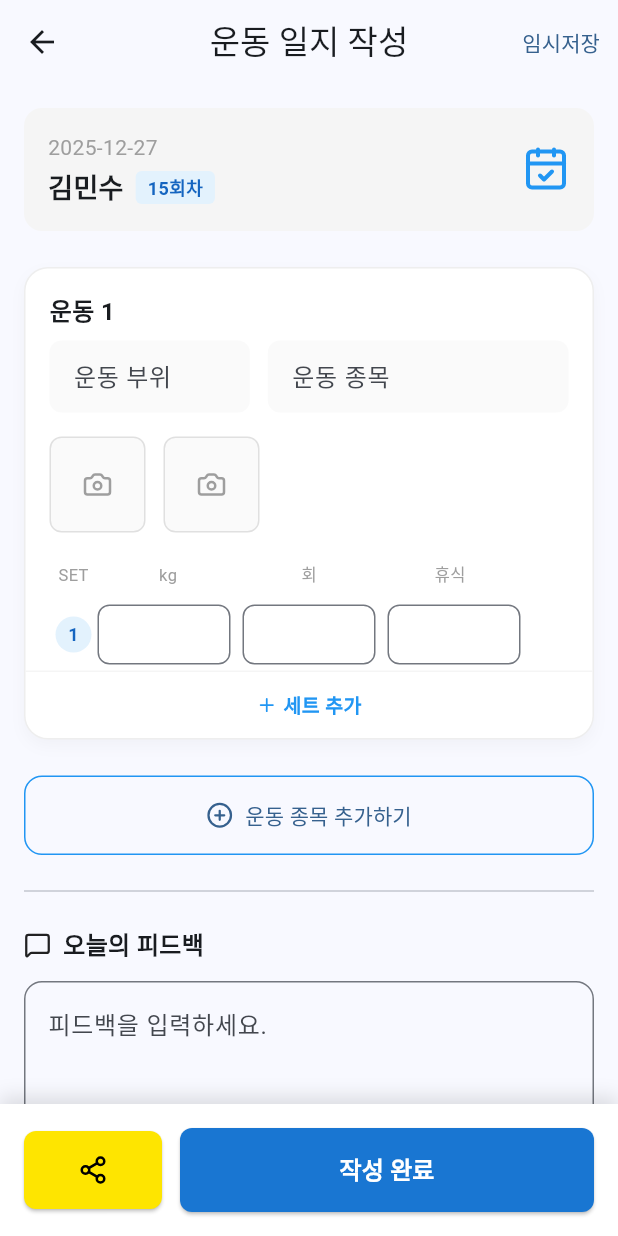
After one commit to shkch02/ptlog, a Flutter app: the SessionLogScreen screen opened directly with sample values from the repository, on a phone screen of 412 x 824 dp. The commit adds this screen. Run offline on Flutter 3.47's test engine with Material 3 defaults, Android fonts, the phone set to English and light mode, and no system bars; our stand-ins replace lucide_icons, table_calendar.

```diff
--- a/lib/data/mock_data.dart
+++ b/lib/data/mock_data.dart
@@ -386,8 +386,8 @@ List<Schedule> mockSchedules = [
     memberId: '2',
     memberName: '이영희',
     date: DateTime.now().toString().split(' ')[0], // 오늘
-    startTime: '02:00',
-    endTime: '03:00',
+    startTime: '04:00',
+    endTime: '05:00',
     notes: '하체 비만 관리',
     reminder: '1시간 전 알림',
   ),
--- a/lib/models/index.dart
+++ b/lib/models/index.dart
@@ -94,7 +94,6 @@ class WorkoutLog {
   });
 }
 
-// lib/models/index.dart 파일 맨 아래에 추가
 
 class PaymentLog {
   final String id;
--- /dev/null
+++ b/lib/models/session_form.dart
@@ -0,0 +1,13 @@
+// lib/models/session_form.dart
+
+class ExerciseForm {
+  String name = '';
+  String targetPart = '';
+  List<SetForm> sets = [SetForm()];
+}
+
+class SetForm {
+  String weight = '';
+  String reps = '';
+  String rest = '';
+}
--- /dev/null
+++ b/lib/screens/session_log_screen.dart
@@ -0,0 +1,152 @@
+// lib/screens/session_log_screen.dart
+
+import 'package:flutter/material.dart';
+import 'package:lucide_icons/lucide_icons.dart';
+import '../models/index.dart'; // Schedule
+import '../models/session_form.dart'; // 모델 import
+import '../widgets/session_log_widgets.dart'; // 분리한 위젯 import
+
+class SessionLogScreen extends StatefulWidget {
+  final Schedule schedule;
+
+  const SessionLogScreen({super.key, required this.schedule});
+
+  @override
+  State<SessionLogScreen> createState() => _SessionLogScreenState();
+}
+
+class _SessionLogScreenState extends State<SessionLogScreen> {
+  final List<ExerciseForm> _exercises = [ExerciseForm()];
+  final TextEditingController _feedbackController = TextEditingController();
+  final TextEditingController _memoController = TextEditingController();
+
+  @override
+  void dispose() {
+    _feedbackController.dispose();
+    _memoController.dispose();
+    super.dispose();
+  }
+
+  @override
+  Widget build(BuildContext context) {
+    return Scaffold(
+      appBar: AppBar(
+        title: const Text('운동 일지 작성'),
+        centerTitle: true,
+        actions: [
+          TextButton(
+            onPressed: () {
+              ScaffoldMessenger.of(context).showSnackBar(const SnackBar(content: Text('임시 저장되었습니다.')));
+            },
+            child: const Text('임시저장', style: TextStyle(fontSize: 14)),
+          ),
+        ],
+      ),
+      body: SingleChildScrollView(
+        padding: const EdgeInsets.all(16.0),
+        child: Column(
+          children: [
+            // 1. 헤더
+            SessionLogHeader(schedule: widget.schedule),
+            const SizedBox(height: 24),
+
+            // 2. 운동 목록
+            ListView.separated(
+              physics: const NeverScrollableScrollPhysics(),
+              shrinkWrap: true,
+              itemCount: _exercises.length,
+              separatorBuilder: (context, index) => const SizedBox(height: 24),
+              itemBuilder: (context, index) {
+                return ExerciseCard(
+                  index: index,
+                  exercise: _exercises[index],
+                  showRemoveButton: _exercises.length > 1,
+                  onRemove: () => setState(() => _exercises.removeAt(index)),
+                  onAddSet: () => setState(() => _exercises[index].sets.add(SetForm())),
+                  onRemoveSet: (setIndex) => setState(() => _exercises[index].sets.removeAt(setIndex)),
+                );
+              },
+            ),
+            const SizedBox(height: 24),
+
+            // 3. 운동 추가 버튼
+            SizedBox(
+              width: double.infinity,
+              child: OutlinedButton.icon(
+                onPressed: () => setState(() => _exercises.add(ExerciseForm())),
+                icon: const Icon(LucideIcons.plusCircle),
+                label: const Text('운동 종목 추가하기'),
+                style: OutlinedButton.styleFrom(
+                  padding: const EdgeInsets.symmetric(vertical: 16),
+                  side: const BorderSide(color: Colors.blue),
+                  shape: RoundedRectangleBorder(borderRadius: BorderRadius.circular(12)),
+                ),
+              ),
+            ),
+            const Divider(height: 48, thickness: 1),
+
+            // 4. 입력 섹션
+            SessionTextInput(
+              title: '오늘의 피드백',
+              icon: LucideIcons.messageSquare,
+              hintText: '피드백을 입력하세요.',
+              controller: _feedbackController,
+            ),
+            const SizedBox(height: 24),
+            SessionTextInput(
+              title: '메모 / 과제',
+              icon: LucideIcons.stickyNote,
+              hintText: '회원님에게 전달할 내용을 입력하세요.',
+              controller: _memoController,
+              maxLines: 2,
+            ),
+            const SizedBox(height: 100),
+          ],
+        ),
+      ),
+      bottomNavigationBar: _buildBottomActions(context),
+    );
+  }
+
+  Widget _buildBottomActions(BuildContext context) {
+    return Container(
+      padding: const EdgeInsets.all(16),
+      decoration: BoxDecoration(
+        color: Colors.white,
+        boxShadow: [BoxShadow(color: Colors.black12, blurRadius: 10, offset: const Offset(0, -5))],
+      ),
+      child: SafeArea(
+        child: Row(
+          children: [
+            Expanded(
+              flex: 1,
+              child: ElevatedButton(
+                onPressed: () {},
+                style: ElevatedButton.styleFrom(
+                  backgroundColor: const Color(0xFFFEE500),
+                  foregroundColor: Colors.black,
+                  padding: const EdgeInsets.symmetric(vertical: 16),
+                  shape: RoundedRectangleBorder(borderRadius: BorderRadius.circular(8)),
+                ),
+                child: const Icon(LucideIcons.share2, size: 20),
+              ),
+            ),
+            const SizedBox(width: 12),
+            Expanded(
+              flex: 3,
+              child: ElevatedButton(
+                onPressed: () => Navigator.pop(context),
+                style: ElevatedButton.styleFrom(
+                  backgroundColor: Colors.blue[700],
+                  padding: const EdgeInsets.symmetric(vertical: 16),
+                  shape: RoundedRectangleBorder(borderRadius: BorderRadius.circular(8)),
+                ),
+                child: const Text('작성 완료', style: TextStyle(color: Colors.white, fontSize: 16, fontWeight: FontWeight.bold)),
+              ),
+            ),
+          ],
+        ),
+      ),
+    );
+  }
+}
--- a/lib/widgets/member_detail_dialog.dart
+++ b/lib/widgets/member_detail_dialog.dart
@@ -202,13 +202,13 @@ class _MemberDetailDialogState extends State<MemberDetailDialog> with SingleTick
                 ),
               ),
 
-              // 보고서 버튼
+              // 운동기록 버튼
               OutlinedButton.icon(
                 onPressed: () {
                   ScaffoldMessenger.of(context).showSnackBar(const SnackBar(content: Text('보고서 기능 준비중')));
                 },
                 icon: Icon(LucideIcons.fileText, size: 14, color: isPast ? Colors.grey[600] : Colors.blue),
-                label: Text('보고서', style: TextStyle(fontSize: 12, color: isPast ? Colors.grey[600] : Colors.blue)),
+                label: Text('운동기록', style: TextStyle(fontSize: 12, color: isPast ? Colors.grey[600] : Colors.blue)),
                 style: OutlinedButton.styleFrom(
                   padding: const EdgeInsets.symmetric(horizontal: 12, vertical: 0),
                   minimumSize: const Size(0, 32),
--- /dev/null
+++ b/lib/widgets/session_log_widgets.dart
@@ -0,0 +1,326 @@
+// lib/widgets/session_log_widgets.dart
+
+import 'package:flutter/material.dart';
+import 'package:lucide_icons/lucide_icons.dart';
+import '../models/index.dart'; // Schedule
+import '../models/session_form.dart'; // ExerciseForm, SetForm
+
+// 1. 헤더 위젯
+class SessionLogHeader extends StatelessWidget {
+  final Schedule schedule;
+
+  const SessionLogHeader({super.key, required this.schedule});
+
+  @override
+  Widget build(BuildContext context) {
+    return Container(
+      padding: const EdgeInsets.all(16),
+      decoration: BoxDecoration(
+        color: Colors.grey[100],
+        borderRadius: BorderRadius.circular(12),
+      ),
+      child: Row(
+        mainAxisAlignment: MainAxisAlignment.spaceBetween,
+        children: [
+          Column(
+            crossAxisAlignment: CrossAxisAlignment.start,
+            children: [
+              Text(schedule.date, style: const TextStyle(fontSize: 14, color: Colors.grey)),
+              const SizedBox(height: 4),
+              Row(
+                children: [
+                  Text(schedule.memberName, style: const TextStyle(fontSize: 18, fontWeight: FontWeight.bold)),
+                  const SizedBox(width: 8),
+                  Container(
+                    padding: const EdgeInsets.symmetric(horizontal: 8, vertical: 2),
+                    decoration: BoxDecoration(
+                      color: Colors.blue[50],
+                      borderRadius: BorderRadius.circular(4),
+                    ),
+                    child: Text('15회차', style: TextStyle(fontSize: 12, color: Colors.blue[800], fontWeight: FontWeight.bold)),
+                  ),
+                ],
+              ),
+            ],
+          ),
+          const Icon(LucideIcons.calendarCheck, size: 32, color: Colors.blue),
+        ],
+      ),
+    );
+  }
+}
+
+// 2. 운동 카드 위젯
+class ExerciseCard extends StatelessWidget {
+  final int index;
+  final ExerciseForm exercise;
+  final VoidCallback onRemove;
+  final VoidCallback onAddSet;
+  final Function(int) onRemoveSet;
+  final bool showRemoveButton; // 최소 1개일 때 삭제 버튼 숨김용
+
+  const ExerciseCard({
+    super.key,
+    required this.index,
+    required this.exercise,
+    required this.onRemove,
+    required this.onAddSet,
+    required this.onRemoveSet,
+    this.showRemoveButton = true,
+  });
+
+  @override
+  Widget build(BuildContext context) {
+    return Container(
+      decoration: BoxDecoration(
+        color: Colors.white,
+        borderRadius: BorderRadius.circular(16),
+        border: Border.all(color: Colors.grey[200]!),
+        boxShadow: [
+          BoxShadow(color: Colors.black.withOpacity(0.03), blurRadius: 8, offset: const Offset(0, 4))
+        ],
+      ),
+      child: Column(
+        children: [
+          // 상단: 타이틀 + 삭제 버튼
+          Padding(
+            padding: const EdgeInsets.fromLTRB(16, 16, 8, 0),
+            child: Row(
+              mainAxisAlignment: MainAxisAlignment.spaceBetween,
+              children: [
+                Text('운동 ${index + 1}', style: const TextStyle(fontWeight: FontWeight.bold, fontSize: 16)),
+                if (showRemoveButton)
+                  IconButton(
+                    icon: const Icon(LucideIcons.trash2, size: 18, color: Colors.red),
+                    onPressed: onRemove,
+                    visualDensity: VisualDensity.compact,
+                  ),
+              ],
+            ),
+          ),
+
+          // 운동 정보 입력
+          Padding(
+            padding: const EdgeInsets.symmetric(horizontal: 16, vertical: 8),
+            child: Row(
+              children: [
+                Expanded(
+                  flex: 2,
+                  child: _SimpleTextField(label: '운동 부위', hint: '등', onChanged: (v) => exercise.targetPart = v),
+                ),
+                const SizedBox(width: 12),
+                Expanded(
+                  flex: 3,
+                  child: _SimpleTextField(label: '운동 종목', hint: '랫 풀 다운', onChanged: (v) => exercise.name = v),
+                ),
+              ],
+            ),
+          ),
+
+          // 사진 슬롯
+          Padding(
+            padding: const EdgeInsets.symmetric(horizontal: 16, vertical: 8),
+            child: Row(
+              children: const [
+                _PhotoSlot(),
+                SizedBox(width: 12),
+                _PhotoSlot(),
+              ],
+            ),
+          ),
+
+          const SizedBox(height: 12),
+
+          // 세트 헤더
+          Padding(
+            padding: const EdgeInsets.symmetric(horizontal: 16),
+            child: Row(
+              children: const [
+                SizedBox(width: 32, child: Center(child: Text('SET', style: TextStyle(fontSize: 11, color: Colors.grey)))),
+                Expanded(child: Center(child: Text('kg', style: TextStyle(fontSize: 11, color: Colors.grey)))),
+                Expanded(child: Center(child: Text('회', style: TextStyle(fontSize: 11, color: Colors.grey)))),
+                Expanded(child: Center(child: Text('휴식', style: TextStyle(fontSize: 11, color: Colors.grey)))),
+                SizedBox(width: 32),
+              ],
+            ),
+          ),
+          const SizedBox(height: 8),
+
+          // 세트 리스트
+          ...exercise.sets.asMap().entries.map((entry) {
+            return _SetRow(
+              index: entry.key,
+              onRemove: () => onRemoveSet(entry.key),
+              showRemoveButton: exercise.sets.length > 1,
+            );
+          }).toList(),
+
+          // 세트 추가 버튼
+          InkWell(
+            onTap: onAddSet,
+            child: Container(
+              width: double.infinity,
+              padding: const EdgeInsets.symmetric(vertical: 12),
+              decoration: BoxDecoration(border: Border(top: BorderSide(color: Colors.grey[100]!))),
+              child: Row(
+                mainAxisAlignment: MainAxisAlignment.center,
+                children: const [
+                  Icon(LucideIcons.plus, size: 14, color: Colors.blue),
+                  SizedBox(width: 4),
+                  Text('세트 추가', style: TextStyle(color: Colors.blue, fontWeight: FontWeight.bold, fontSize: 13)),
+                ],
+              ),
+            ),
+          ),
+        ],
+      ),
+    );
+  }
+}
+
+// 3. 피드백 및 메모 입력 위젯
+class SessionTextInput extends StatelessWidget {
+  final String title;
+  final IconData icon;
+  final String hintText;
+  final TextEditingController controller;
+  final int maxLines;
+
+  const SessionTextInput({
+    super.key,
+    required this.title,
+    required this.icon,
+    required this.hintText,
+    required this.controller,
+    this.maxLines = 3,
+  });
+
+  @override
+  Widget build(BuildContext context) {
+    return Column(
+      crossAxisAlignment: CrossAxisAlignment.start,
+      children: [
+        Row(children: [
+          Icon(icon, size: 18),
+          const SizedBox(width: 8),
+          Text(title, style: const TextStyle(fontSize: 16, fontWeight: FontWeight.bold))
+        ]),
+        const SizedBox(height: 12),
+        TextField(
+          controller: controller,
+          maxLines: maxLines,
+          decoration: InputDecoration(
+            hintText: hintText,
+            border: OutlineInputBorder(borderRadius: BorderRadius.circular(12)),
+          ),
+        ),
+      ],
+    );
+  }
+}
+
+// --- 내부 사용 작은 위젯들 (Private) ---
+
+class _SimpleTextField extends StatelessWidget {
+  final String label;
+  final String hint;
+  final Function(String) onChanged;
+
+  const _SimpleTextField({required this.label, required this.hint, required this.onChanged});
+
+  @override
+  Widget build(BuildContext context) {
+    return TextField(
+      onChanged: onChanged,
+      decoration: InputDecoration(
+        labelText: label,
+        hintText: hint,
+        filled: true,
+        fillColor: Colors.grey[50],
+        contentPadding: const EdgeInsets.symmetric(horizontal: 12, vertical: 10),
+        border: OutlineInputBorder(borderRadius: BorderRadius.circular(8), borderSide: BorderSide.none),
+      ),
+    );
+  }
+}
+
+class _SetRow extends StatelessWidget {
+  final int index;
+  final VoidCallback onRemove;
+  final bool showRemoveButton;
+
+  const _SetRow({required this.index, required this.onRemove, required this.showRemoveButton});
+
+  Widget _buildNumberInput() {
+    return SizedBox(
+      height: 40,
+      child: TextField(
+        textAlign: TextAlign.center,
+        keyboardType: TextInputType.number,
+        decoration: InputDecoration(
+          contentPadding: EdgeInsets.zero,
+          border: OutlineInputBorder(borderRadius: BorderRadius.circular(8), borderSide: BorderSide(color: Colors.grey[300]!)),
+        ),
+      ),
+    );
+  }
+
+  @override
+  Widget build(BuildContext context) {
+    return Padding(
+      padding: const EdgeInsets.symmetric(horizontal: 16, vertical: 4),
+      child: Row(
+        children: [
+          SizedBox(
+            width: 32,
+            child: Center(
+              child: Container(
+                width: 24, height: 24,
+                decoration: BoxDecoration(color: Colors.blue[50], shape: BoxShape.circle),
+                child: Center(child: Text('${index + 1}', style: TextStyle(fontSize: 12, color: Colors.blue[800], fontWeight: FontWeight.bold))),
+              ),
+            ),
+          ),
+          Expanded(child: _buildNumberInput()),
+          const SizedBox(width: 8),
+          Expanded(child: _buildNumberInput()),
+          const SizedBox(width: 8),
+          Expanded(child: _buildNumberInput()),
+          SizedBox(
+            width: 32,
+            child: showRemoveButton
+                ? IconButton(
+                    icon: const Icon(LucideIcons.x, size: 16, color: Colors.grey),
+                    onPressed: onRemove,
+                    padding: EdgeInsets.zero,
+                    constraints: const BoxConstraints(),
+                  )
+                : null,
+          ),
+        ],
+      ),
+    );
+  }
+}
+
+class _PhotoSlot extends StatelessWidget {
+  const _PhotoSlot();
+
+  @override
+  Widget build(BuildContext context) {
+    return GestureDetector(
+      onTap: () {
+        // TODO: 이미지 피커
+      },
+      child: Container(
+        width: 64, height: 64,
+        decoration: BoxDecoration(
+          color: Colors.grey[50],
+          borderRadius: BorderRadius.circular(8),
+          border: Border.all(color: Colors.grey[300]!),
+        ),
+        child: const Center(child: Icon(LucideIcons.camera, color: Colors.grey, size: 20)),
+      ),
+    );
+  }
+}
--- a/lib/widgets/upcoming_session_section.dart
+++ b/lib/widgets/upcoming_session_section.dart
@@ -1,6 +1,9 @@
 import 'package:flutter/material.dart';
 import 'package:lucide_icons/lucide_icons.dart';
 import '../models/index.dart';
+import '../data/mock_data.dart'; // 전체 스케줄(mockSchedules) 접근을 위해 필요
+import 'member_detail_dialog.dart';
+import '../screens/session_log_screen.dart';
 
 class UpcomingSessionSection extends StatelessWidget {
   final List<Schedule> schedules;
@@ -12,14 +15,48 @@ class UpcomingSessionSection extends StatelessWidget {
     required this.onManualStart,
   });
 
-  // 헤더 멘트 생성 로직
+  // 헤더 멘트 생성 로직 (수정됨)
   String _getDynamicHeaderText() {
     final now = DateTime.now();
-    final nextHour = now.hour + 1 > 24 ? 1 : now.hour + 1;
 
+    // 1. 현재 타임에 전달된 스케줄이 없는 경우 (빈 화면 or 수동 카드 상태)
     if (schedules.isEmpty) {
-      return '$nextHour시에는 수업이 없어요 💤';
-    } else {
+      // 오늘 날짜 문자열 (yyyy-MM-dd)
+      final todayStr = now.toString().split(' ')[0];
+
+      // 전체 스케줄(mockSchedules)에서 '오늘' & '현재 시간 이후'인 수업 필터링
+      final futureSchedules = mockSchedules.where((s) {
+        // 날짜가 오늘이 아니면 제외
+        if (s.date != todayStr) return false;
+
+        // 시간 파싱 및 비교
+        try {
+          final timeParts = s.startTime.split(':');
+          final h = int.parse(timeParts[0]);
+          final m = int.parse(timeParts[1]);
+          final scheduleDate = DateTime(now.year, now.month, now.day, h, m);
+
+          return scheduleDate.isAfter(now); // 현재 시간보다 이후인지 확인
+        } catch (e) {
+          return false;
+        }
+      }).toList();
+
+      if (futureSchedules.isNotEmpty) {
+        // 시간순 정렬 (가장 가까운 수업 찾기)
+        futureSchedules.sort((a, b) => a.startTime.compareTo(b.startTime));
+
+        final nextSchedule = futureSchedules.first;
+        final hour = int.parse(nextSchedule.startTime.split(':')[0]);
+
+        return '$hour시에 수업이 있어요 ⏳'; // 요청하신 멘트
+      } else {
+        // 오늘 남은 수업이 아예 없는 경우
+        return '오늘 남은 수업이 없어요 🌙';
+      }
+    }
+    // 2. 현재 타임에 스케줄이 있는 경우 (기존 로직 유지)
+    else {
       final firstSchedule = schedules.first;
       final timeParts = firstSchedule.startTime.split(':');
       final scheduleHour = int.parse(timeParts[0]);
@@ -49,7 +86,7 @@ class UpcomingSessionSection extends StatelessWidget {
         ),
         const SizedBox(height: 12),
 
-        // 2. 데이터 유무에 따른 카드 표시
+        // 2. 데이터 유무에 따른 카드 표시 (그대로 유지)
         if (schedules.isEmpty)
           _buildManualStartCard()
         else
@@ -125,7 +162,7 @@ class UpcomingSessionSection extends StatelessWidget {
     );
   }
 
-  // 3. 예약된 세션 카드 (수정됨)
+  // 3. 예약된 세션 카드
   Widget _buildSessionCard(BuildContext context, Schedule schedule) {
     return Container(
       width: double.infinity,
@@ -150,12 +187,12 @@ class UpcomingSessionSection extends StatelessWidget {
         child: Column(
           crossAxisAlignment: CrossAxisAlignment.start,
           children: [
-            // 상단: 시간 및 예약 변경 버튼 (기존 ... 위치로 이동)
+            // 상단: 시간 및 예약 변경 버튼
             Row(
               mainAxisAlignment: MainAxisAlignment.spaceBetween,
               children: [
                 Container(
-                  padding: const EdgeInsets.symmetric(horizontal: 10, vertical: 4),
+                  padding: const EdgeInsets.symmetric(horizontal: 10, vertical: 6),
                   decoration: BoxDecoration(
                     color: Colors.white.withOpacity(0.2),
                     borderRadius: BorderRadius.circular(20),
@@ -171,7 +208,7 @@ class UpcomingSessionSection extends StatelessWidget {
                     ],
                   ),
                 ),
-                // 예약 변경 버튼 (우측 상단으로 이동됨)
+                // 예약 수정 버튼
                 InkWell(
                   onTap: () {
                     ScaffoldMessenger.of(context).showSnackBar(
@@ -180,19 +217,30 @@ class UpcomingSessionSection extends StatelessWidget {
                   },
                   borderRadius: BorderRadius.circular(20),
                   child: Container(
-                    padding: const EdgeInsets.all(8),
+                    padding: const EdgeInsets.symmetric(horizontal: 12, vertical: 6),
                     decoration: BoxDecoration(
-                      color: Colors.white.withOpacity(0.1),
-                      shape: BoxShape.circle,
+                      color: Colors.white.withOpacity(0.15),
+                      borderRadius: BorderRadius.circular(20),
+                      border: Border.all(color: Colors.white.withOpacity(0.3)),
                     ),
-                    child: const Icon(LucideIcons.calendarSearch, color: Colors.white70, size: 20),
+                    child: Row(
+                      mainAxisSize: MainAxisSize.min,
+                      children: const [
+                        Icon(LucideIcons.calendarSearch, color: Colors.white, size: 16),
+                        SizedBox(width: 6),
+                        Text(
+                          '예약 수정',
+                          style: TextStyle(color: Colors.white, fontWeight: FontWeight.bold, fontSize: 13),
+                        ),
+                      ],
+                    ),
                   ),
                 ),
               ],
             ),
             const SizedBox(height: 20),
 
-            // 중단: 회원 정보 및 정보 확인 버튼
+            // 중단: 회원 정보
             Row(
               children: [
                 CircleAvatar(
@@ -201,7 +249,6 @@ class UpcomingSessionSection extends StatelessWidget {
                   child: Text(schedule.memberName[0], style: TextStyle(color: Colors.blue[800], fontWeight: FontWeight.bold)),
                 ),
                 const SizedBox(width: 16),
-                // 이름과 특이사항
                 Expanded(
                   child: Column(
                     crossAxisAlignment: CrossAxisAlignment.start,
@@ -219,13 +266,20 @@ class UpcomingSessionSection extends StatelessWidget {
                     ],
                   ),
                 ),
-                // 회원 정보 확인 버튼 (오른쪽 정렬)
                 const SizedBox(width: 8),
                 InkWell(
                   onTap: () {
-                     ScaffoldMessenger.of(context).showSnackBar(
-                      const SnackBar(content: Text('회원 상세 정보를 확인합니다.')),
-                    );
+                    try {
+                      final member = mockMembers.firstWhere((m) => m.id == schedule.memberId);
+                      showDialog(
+                        context: context,
+                        builder: (context) => MemberDetailDialog(member: member),
+                      );
+                    } catch (e) {
+                      ScaffoldMessenger.of(context).showSnackBar(
+                        const SnackBar(content: Text('회원 정보를 찾을 수 없습니다.')),
+                      );
+                    }
                   },
                   borderRadius: BorderRadius.circular(12),
                   child: Container(
@@ -237,7 +291,7 @@ class UpcomingSessionSection extends StatelessWidget {
                     ),
                     child: Row(
                       children: const [
-                        Icon(LucideIcons.clipboardList, color: Colors.white, size: 18), // 보고서/일지 아이콘
+                        Icon(LucideIcons.clipboardList, color: Colors.white, size: 18),
                         SizedBox(width: 6),
                         Text(
                           "정보",
@@ -251,13 +305,16 @@ class UpcomingSessionSection extends StatelessWidget {
             ),
             const SizedBox(height: 24),
 
-            // 하단: 세션 시작 버튼 (기존 큰 버튼 형태로 복구)
+            // 하단: 세션 시작 버튼
             SizedBox(
               width: double.infinity,
               child: ElevatedButton.icon(
                 onPressed: () {
-                  ScaffoldMessenger.of(context).showSnackBar(
-                    const SnackBar(content: Text('세션을 시작합니다! 운동 일지로 이동합니다.')),
+                  Navigator.push(
+                    context,
+                    MaterialPageRoute(
+                      builder: (context) => SessionLogScreen(schedule: schedule),
+                    ),
                   );
                 },
                 icon: const Icon(LucideIcons.play, size: 20, color: Colors.blue),
```
